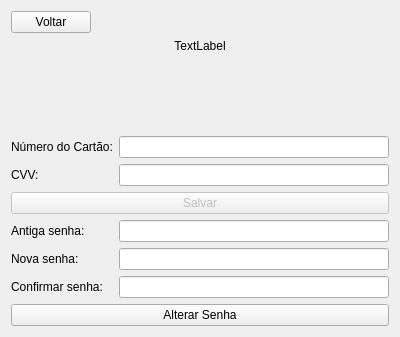
The window that src/manterperfilwindow.ui (MatTerra/IngressoNet) describes before a commit, drawn with Qt 5.
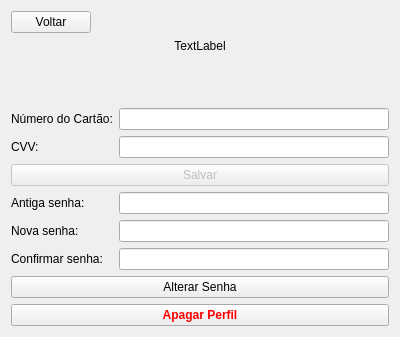
The same window after the commit.

Commit message: delete profile created

Patch:
```diff
--- a/src/manterperfilwindow.ui
+++ b/src/manterperfilwindow.ui
@@ -150,6 +150,22 @@
      </item>
     </layout>
    </item>
+   <item>
+    <widget class="QPushButton" name="deleteBtn">
+     <property name="font">
+      <font>
+       <weight>75</weight>
+       <bold>true</bold>
+      </font>
+     </property>
+     <property name="styleSheet">
+      <string notr="true">color:red</string>
+     </property>
+     <property name="text">
+      <string>Apagar Perfil</string>
+     </property>
+    </widget>
+   </item>
   </layout>
  </widget>
  <resources/>
```
The commit also changes 5 other files.
